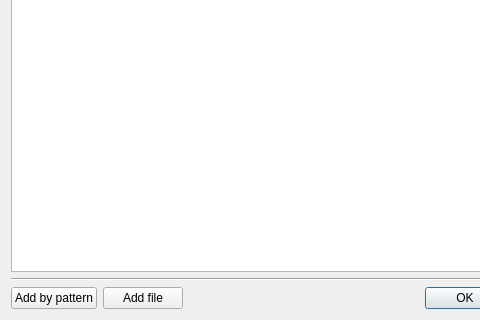
Above: ilastik/applets/labeling/importLabels.ui from svenpeter42/ilastik before the change; both pictures show x 0 to 480 and y 176 to 496 of the 602 by 496 pixel window. Below: the same form after it.
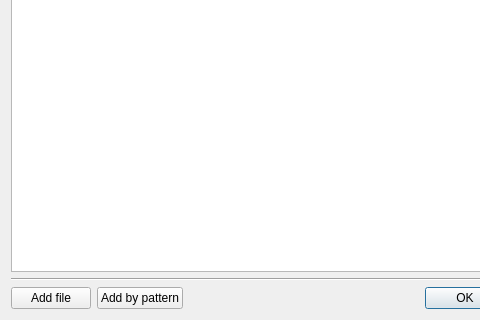
That is the form after the change.

Diff of the .ui file:
```diff
--- a/ilastik/applets/labeling/importLabels.ui
+++ b/ilastik/applets/labeling/importLabels.ui
@@ -29,16 +29,16 @@
      <item>
       <layout class="QHBoxLayout" name="horizontalLayout_3">
        <item>
-        <widget class="QPushButton" name="addPatternButton">
+        <widget class="QPushButton" name="addFileButton">
          <property name="text">
-          <string>Add by pattern</string>
+          <string>Add file</string>
          </property>
         </widget>
        </item>
        <item>
-        <widget class="QPushButton" name="addFileButton">
+        <widget class="QPushButton" name="addPatternButton">
          <property name="text">
-          <string>Add file</string>
+          <string>Add by pattern</string>
          </property>
         </widget>
        </item>
```
